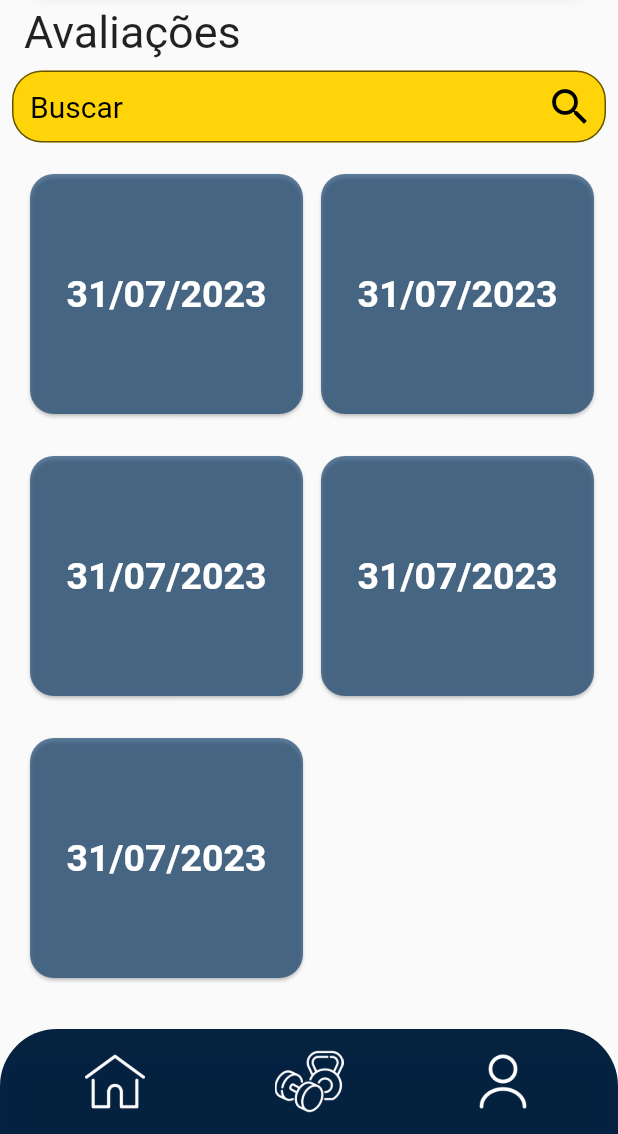
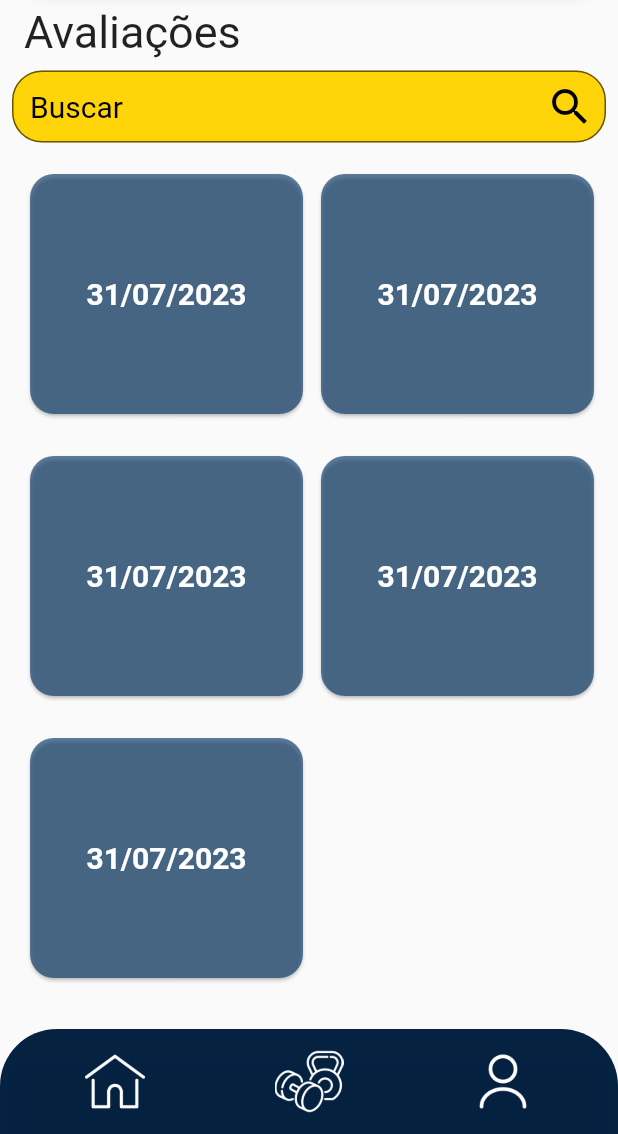
Before and after one commit to LeooaLMEIDA/ProjetoIntegrador, a Flutter app: the ExerciseDetail screen opened directly, item 3 of the bottom bar chosen, after a tap on "Avaliações", on a phone screen of 412 x 824 dp, the part 102-1236 px from its top. Run offline on Flutter 3.47's test engine with Material 2 defaults, Android fonts, the phone set to English and light mode, and no system bars; our stand-ins replace dio, get, sqflite_common_ffi, youtube_player_flutter; missing offline and left inert: dio_http_cache; accounts and stored records are empty; Roboto replaces fonts that are missing (Voltaire); project files that could hold a hidden picture were left out.

Commit message:
Adaptação Projeto

```diff
--- a/bullkapp-front/lib/components/evaluation_card.dart
+++ b/bullkapp-front/lib/components/evaluation_card.dart
@@ -25,7 +25,7 @@ class EvaluationCard extends StatelessWidget {
             child: Text(
               mainLabel,
               style: TextStyle(
-                fontSize: 25,
+                fontSize: 20,
                 fontWeight: FontWeight.bold,
                 color: Colors.white,
               ),
--- a/bullkapp-front/lib/pages/alternative_training_detail.dart
+++ b/bullkapp-front/lib/pages/alternative_training_detail.dart
@@ -21,7 +21,7 @@ class AlternativeWorkoutDetail extends StatelessWidget {
         child: SingleChildScrollView(
           child: Column(
             children: [
-              const Padding(
+               const Padding(
                 padding: EdgeInsets.all(8.0),
                 child: Row(
                   children: [
--- a/bullkapp-front/lib/pages/app_widget.dart
+++ b/bullkapp-front/lib/pages/app_widget.dart
@@ -3,7 +3,6 @@ import 'package:bullkapp/controllers/user_controller.dart';
 import 'package:bullkapp/theme/BullkTheme.dart' show myTheme;
 import 'package:flutter/material.dart';
 import 'package:get/get.dart';
-import 'package:get/get_navigation/src/root/get_material_app.dart';
 
 import 'login.dart';
 
--- a/bullkapp-front/lib/pages/body_evaluation.dart
+++ b/bullkapp-front/lib/pages/body_evaluation.dart
@@ -17,7 +17,7 @@ class BodyEvaluationScreen extends StatelessWidget {
         padding: const EdgeInsets.all(8.0),
         child: Column(
           children: [
-            const Padding(
+             const Padding(
               padding: EdgeInsets.all(8.0),
               child: Row(
                 children: [
--- a/bullkapp-front/lib/pages/exercise_detail.dart
+++ b/bullkapp-front/lib/pages/exercise_detail.dart
@@ -25,7 +25,7 @@ class ExerciseDetail extends StatelessWidget {
         child: SingleChildScrollView(
           child: Column(
             children: [
-              const Padding(
+               Padding(
                 padding: EdgeInsets.all(8.0),
                 child: Row(
                   children: [
--- a/bullkapp-front/lib/pages/profile.dart
+++ b/bullkapp-front/lib/pages/profile.dart
@@ -6,7 +6,6 @@ import 'package:flutter/material.dart';
 import 'package:get/get.dart';
 
 import '../components/fields.dart';
-import '../models/user.dart';
 import 'body_evaluation.dart';
 
 final userRepository = UserRepository();
@@ -58,7 +57,7 @@ class _ProfileScreenState extends State<ProfileScreen> {
                       ),
                       clipBehavior: Clip.antiAlias,
                       child: Image.asset(
-                        'images/Avatar.png',
+                        'images/avatar.png',
                         width: 100,
                         height: 100,
                         fit: BoxFit.fill,
@@ -119,7 +118,7 @@ class _ProfileScreenState extends State<ProfileScreen> {
                     ),
                   ],
                 ),
-                const Padding(
+                 const Padding(
                   padding: EdgeInsets.only(top: 16.0),
                   child: Row(
                     children: [
@@ -133,7 +132,7 @@ class _ProfileScreenState extends State<ProfileScreen> {
                     ],
                   ),
                 ),
-                const Row(
+                 const Row(
                   children: [
                     AlternativeWorkoutCard(),
                   ],
--- a/bullkapp-front/lib/repositories/user_repository.dart
+++ b/bullkapp-front/lib/repositories/user_repository.dart
@@ -12,6 +12,7 @@ class UserRepository {
   }
 
   Future<User> getByEmail(String email) async {
+    dioCacheManager.clearAll();
     final String url = "$apiBaseURL/usuario/email?email=$email";
     try {
       final response = await dio.get(
```
Also changed, not shown: bullkapp-front/pubspec.lock.
